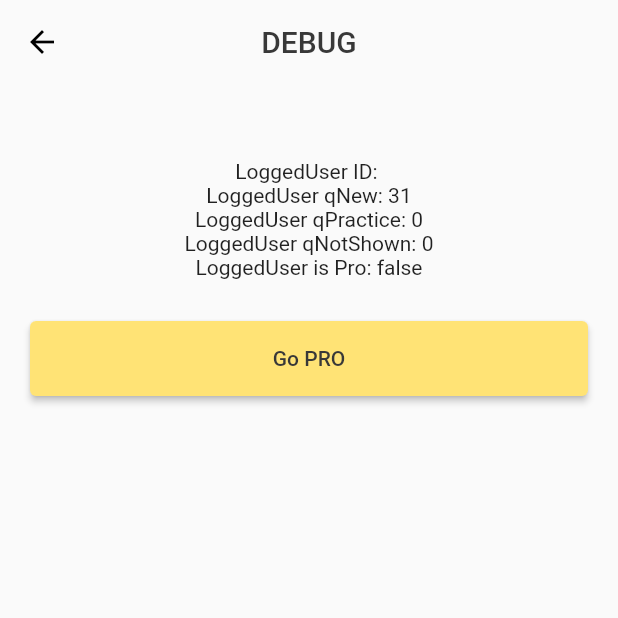
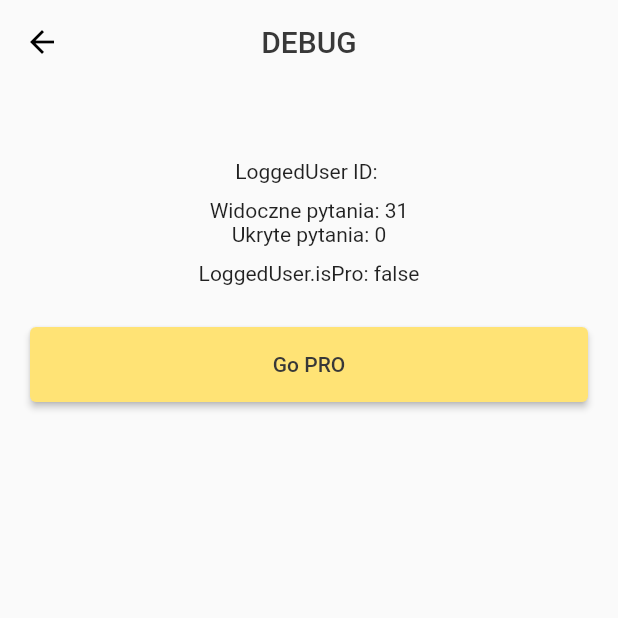
Before and after one commit to arturoszulc/sepapka, a Flutter app: the DebugScreen screen opened directly, on a phone screen of 412 x 824 dp, the top half of it. Run offline on Flutter 3.47's test engine with Material 2 defaults, Android fonts, the phone set to English and light mode, and no system bars; drawn by our look-alikes of badges; our stand-ins replace cloud_firestore, firebase_auth, firebase_core, flutter_spinkit, get_it, google_sign_in and 3 more; accounts and stored records are empty.

Commit message:
Set app fixed orientation to portait Fixed filter options not showing when there was no questions to show on questionListFilter Added appVersion text on main menu screen Added appVersion to the remark object

```diff
--- a/lib/main.dart
+++ b/lib/main.dart
@@ -5,11 +5,13 @@ import 'package:sepapka/locator.dart';
 import 'package:sepapka/utils/theme_data.dart';
 import 'package:sepapka/view_layer/wrapper.dart';
 import 'package:sepapka/viewmodel_layer/manager.dart';
+import 'package:flutter/services.dart';
 
 void main() async {
   WidgetsFlutterBinding
       .ensureInitialized(); // wymagane do inicjalizacji Firebase
   await Firebase.initializeApp(); // wymagane do inicjalizacji Firebase
+  SystemChrome.setPreferredOrientations([DeviceOrientation.portraitUp, DeviceOrientation.portraitDown]);
   setupGetIt();
   runApp(const MyApp());
 }
@@ -25,9 +27,6 @@ class MyApp extends StatelessWidget {
         ChangeNotifierProvider<Manager>(
           create: (context) => Manager(),
         ),
-        // ChangeNotifierProvider<NavManager>(
-        //   create: (context) => NavManager(),
-        // ),
       ],
       child: MaterialApp(
         title: 'SEPapka',
--- a/lib/model_layer/models/remark.dart
+++ b/lib/model_layer/models/remark.dart
@@ -2,12 +2,13 @@ class Remark {
 
 
   Remark({
+    required this.appV,
     required this.date,
     required this.question,
     required this.text,
   });
 
-
+final String appV;
 final DateTime date;
 final String question;
 final String text;
--- a/lib/model_layer/services/question_service.dart
+++ b/lib/model_layer/services/question_service.dart
@@ -280,12 +280,14 @@ class QuestionService {
     _userService.updateLoggedUserInDb();
   }
 
-  Future<Object> sendQuestionRemark(String remark) async {
+  Future<Object> sendQuestionRemark(String remark, String appVersion) async {
     //validate data
     Object validateResult = validateRemark(remark);
     if (validateResult is Failure) return validateResult;
     try {
-      _databaseService.sendQuestionRemark(Remark(
+      _databaseService.sendQuestionRemark(
+          Remark(
+        appV: appVersion,
         date: DateTime.now(),
         question: currentQuestion!.id,
         text: remark,
--- a/lib/utils/consts/strings.dart
+++ b/lib/utils/consts/strings.dart
@@ -29,6 +29,7 @@ const String globalDataRankNames = 'rankNames';
 const String globalDataRankThresholds = 'rankThresholds';
 
 //Remark model properties
+const String remarkAppVersion = 'appVersion';
 const String remarkDate = 'date';
 const String remarkQuestion = 'question';
 const String remarkText = 'text';
--- a/lib/view_layer/menu/menu_main_screen.dart
+++ b/lib/view_layer/menu/menu_main_screen.dart
@@ -12,6 +12,12 @@ class MenuScreen extends StatelessWidget {
     debugPrint('*** Menu Main Screen built ***');
     return Scaffold(
       appBar: AppBar(
+        actions: [
+          Padding(
+            padding: const EdgeInsets.all(8.0),
+            child: Text('v. ${context.read<Manager>().appVersion}'),
+          ),
+        ],
       ),
       body: Column(
         crossAxisAlignment: CrossAxisAlignment.center,
--- a/lib/view_layer/question_quiz/remark_screen.dart
+++ b/lib/view_layer/question_quiz/remark_screen.dart
@@ -51,7 +51,7 @@ class RemarkScreen extends StatelessWidget {
                     textInputAction: TextInputAction.done,
                       // expands: true,
                       maxLines: 6,
-                      decoration: InputDecoration(border: const OutlineInputBorder()),
+                      decoration: const InputDecoration(border: OutlineInputBorder()),
                       // hintText: ,
                       onChanged: (val) {
                         remark = val;
--- a/lib/view_layer/user_settings/debug_screen.dart
+++ b/lib/view_layer/user_settings/debug_screen.dart
@@ -30,12 +30,12 @@ class DebugScreen extends StatelessWidget {
             const SizedBox(height: 50,),
 
             Text('LoggedUser ID: ${context.read<Manager>().loggedUser!.documentId}'),
-            Text('LoggedUser qNew: ${context.read<Manager>().loggedUser!.qListNew.length}'),
+            const SizedBox(height: 10),
+            Text('Widoczne pytania: ${context.read<Manager>().loggedUser!.qListNew.length}'),
             Text(
-                'LoggedUser qPractice: ${context.read<Manager>().loggedUser!.qListPractice.length}'),
-            Text(
-                'LoggedUser qNotShown: ${context.read<Manager>().loggedUser!.qListNotShown.length}'),
-            Text('LoggedUser is Pro: ${context.read<Manager>().loggedUser!.isPro.toString()}'),
+                'Ukryte pytania: ${context.read<Manager>().loggedUser!.qListNotShown.length}'),
+            const SizedBox(height: 10),
+            Text('LoggedUser.isPro: ${context.read<Manager>().loggedUser!.isPro.toString()}'),
             const SizedBox(height: 20.0),
 
             MenuButton(
--- a/pubspec.yaml
+++ b/pubspec.yaml
@@ -15,7 +15,7 @@ publish_to: 'none' # Remove this line if you wish to publish to pub.dev
 # In iOS, build-name is used as CFBundleShortVersionString while build-number used as CFBundleVersion.
 # Read more about iOS versioning at
 # https://developer.apple.com/library/archive/documentation/General/Reference/InfoPlistKeyReference/Articles/CoreFoundationKeys.html
-version: 0.2.2+12
+version: 0.2.3+13
 
 environment:
   sdk: ">=2.12.0 <3.0.0"
@@ -50,6 +50,7 @@ dependencies:
   flutter_native_splash: ^1.3.2
   group_button: ^4.8.0
   in_app_purchase: ^3.0.2
+  package_info_plus: ^1.4.2
 
 
 flutter_icons:
```
Also changed, not shown: lib/model_layer/services/database_service.dart (+5 -4 lines), lib/view_layer/question_list/question_list_screen.dart (+27 -24 lines), lib/viewmodel_layer/manager.dart (+8 -4 lines), pubspec.lock.
